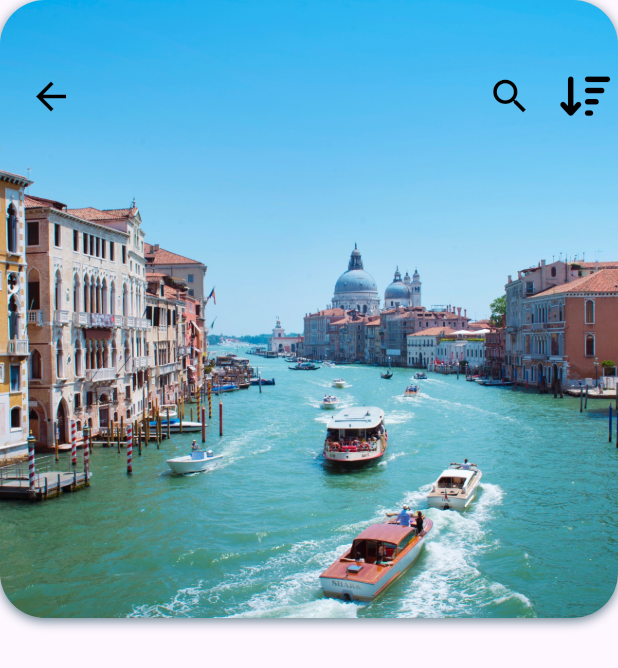
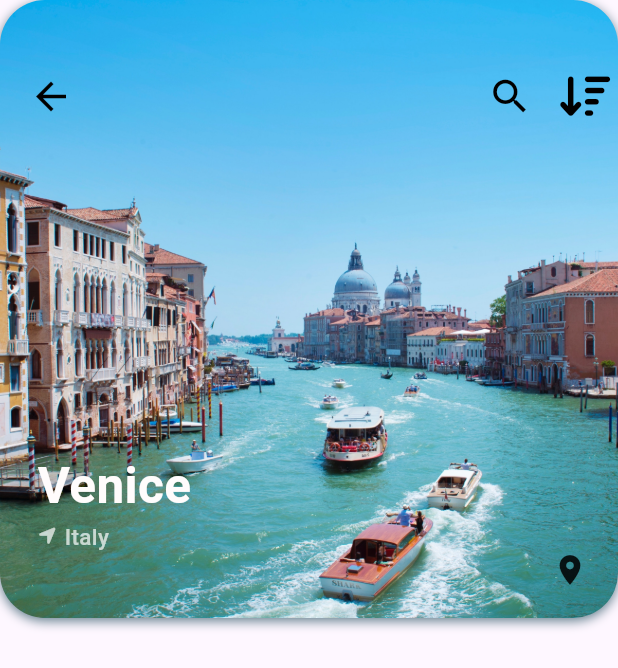
Before and after one commit to irfanhabib19/Travel_appUI, a Flutter app: the screen it shows after launch, after a tap on an icon or button, on a phone screen of 412 x 824 dp. Shown: the top 668 px of the screen. Run offline on Flutter 3.47's test engine with Material 3 defaults, Android fonts, the phone set to English and light mode, and no system bars; our stand-ins replace device_preview, font_awesome_flutter; missing offline and left inert: dart:ffi; network calls fail.

Commit message:
icon set

```diff
--- a/lib/Screenes/destination_screen.dart
+++ b/lib/Screenes/destination_screen.dart
@@ -68,7 +68,45 @@ class DestinationScreenState extends State<DestinationScreen> {
                   ],
                 )
               ],
-            )
+            ),
+            Positioned(
+              top: 300,
+              bottom: 10,
+              left: 25,
+              child: Column(
+                crossAxisAlignment: CrossAxisAlignment.start,
+                children: [
+                  Text(
+                    widget.destination.city,
+                    style: TextStyle(
+                        fontSize: 33,
+                        fontWeight: FontWeight.bold,
+                        color: const Color.fromARGB(255, 255, 252, 252)),
+                  ),
+                  Row(
+                    mainAxisAlignment: MainAxisAlignment.start,
+                    children: [
+                      Icon(
+                        FontAwesomeIcons.locationArrow,
+                        size: 13.0,
+                        color: Colors.white70,
+                      ),
+                      SizedBox(
+                        width: 5,
+                      ),
+                      Text(
+                        widget.destination.country,
+                        style: TextStyle(
+                            fontSize: 15,
+                            fontWeight: FontWeight.w500,
+                            color: Colors.white70),
+                      ),
+                    ],
+                  )
+                ],
+              ),
+            ),
+            Positioned(right: 20, bottom: 20, child: Icon(Icons.location_on))
           ]),
         ],
       ),
--- a/lib/widgets/destinationCursor.dart
+++ b/lib/widgets/destinationCursor.dart
@@ -108,13 +108,16 @@ class Destinationcursor extends StatelessWidget {
                                   ]),
                               child: Stack(
                                 children: [
-                                  ClipRRect(
+                                  Hero(
+                                    tag: desti.imageUrl,
+                                    child: ClipRRect(
                                       borderRadius: BorderRadius.circular(20),
                                       child: Image(
                                         height: 180,
                                         width: 180,
                                         image: AssetImage(desti.imageUrl),
                                         fit: BoxFit.cover,
+                                      ),
                                     ),
                                   ),
                                   Positioned(
```
Lines whose indentation alone changed are shown as unchanged.
